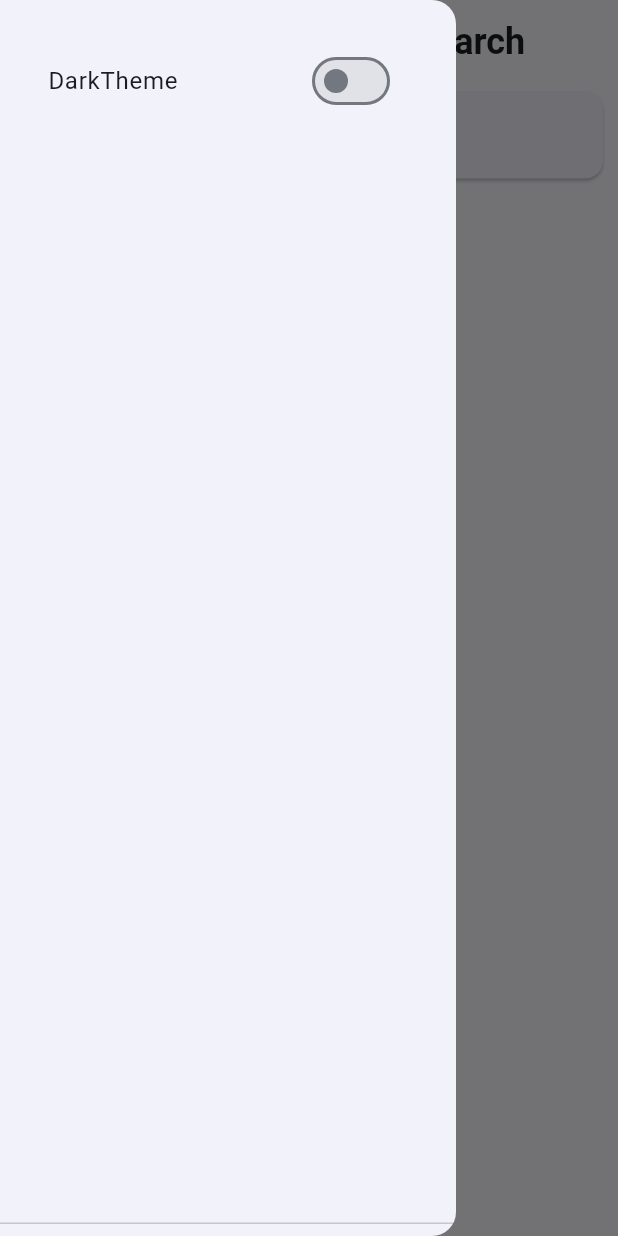
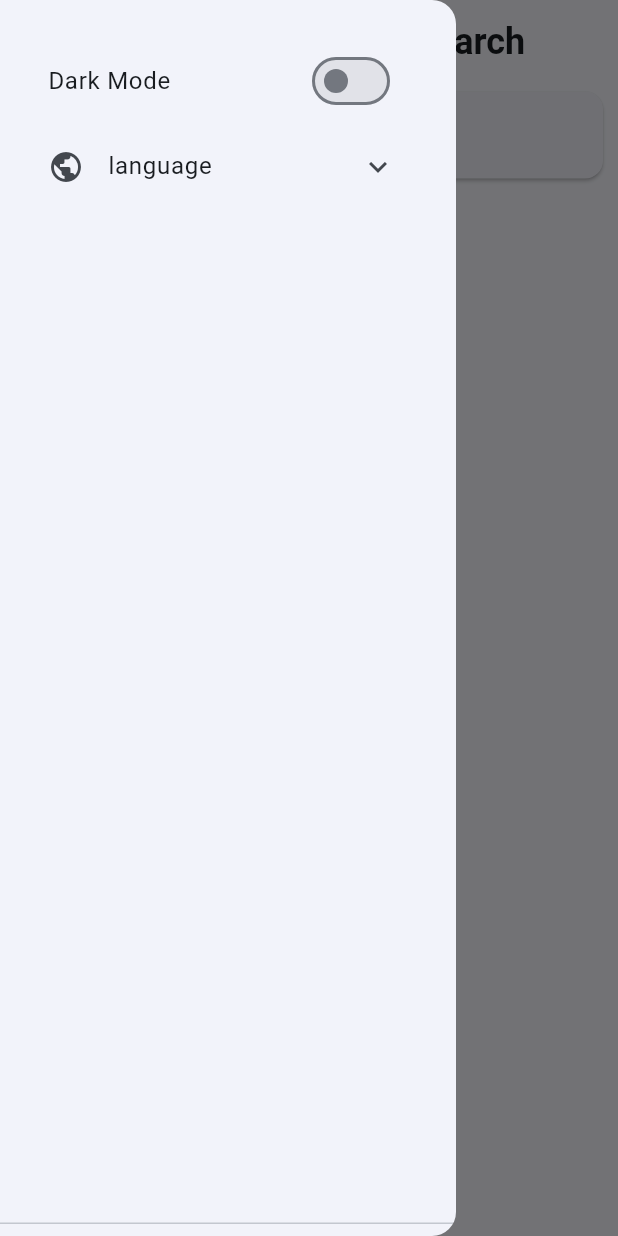
Before and after one commit to H-Miura-fms/github_repo_search_app, a Flutter app: the screen it shows after launch, with the side drawer open, on a phone screen of 412 x 824 dp. Run offline on Flutter 3.47's test engine with Material 3 defaults, Android fonts, the phone set to English and light mode, and no system bars; our stand-ins replace cached_network_image, dio, flutter_hooks, flutter_screenutil, freezed_annotation, hooks_riverpod and 3 more; generated files the repository leaves out were written again.

Commit message:
feat:言語選択をdrawerに追加

```diff
--- a/lib/view/main_page.dart
+++ b/lib/view/main_page.dart
@@ -5,6 +5,9 @@ import 'package:github_repo_search_app/provider/common/theme_state.dart';
 import 'package:github_repo_search_app/view/detail_page.dart';
 import 'package:github_repo_search_app/view/list_page.dart';
 import 'package:hooks_riverpod/hooks_riverpod.dart';
+
+import '../i18n/strings.g.dart';
+import '../provider/common/locale_provider.dart';
 
 class MainPage extends ConsumerWidget {
   const MainPage({super.key});
@@ -14,14 +17,43 @@ class MainPage extends ConsumerWidget {
     final deviceType = ref.read(deviceTypeProvider);
     final themeState = ref.watch(themeStateProvider);
 
+    // 言語選択
+    final currentLocale = ref.watch(localeNotiferProvider);
+    final localeNotifer = ref.read(localeNotiferProvider.notifier);
+
+    // 言語設定リストタイル
+    Widget localeSetting() {
+      return ExpansionTile(
+        childrenPadding: const EdgeInsets.fromLTRB(40, 0, 0, 0),
+        leading: const Icon(Icons.public_rounded),
+        title: Text(t.language.title),
+        children: AppLocale.values.map((AppLocale locale) {
+          return ListTile(
+            title: Row(
+              children: [
+                Text(t.language.label[locale.name]!),
+                const Expanded(child: SizedBox()),
+                Icon((currentLocale == locale) ? Icons.check_rounded : null),
+              ],
+            ),
+            onTap: () {
+              localeNotifer.setLocale(locale);
+            },
+          );
+        }).toList(),
+      );
+    }
+
     // サイドバー
     Widget drawer() {
       return Drawer(
         child: Padding(
           padding: const EdgeInsets.only(top: 10),
           child: DrawerHeader(
-            child: ListTile(
-              title: const Text('DarkTheme'),
+            child: Column(
+              children: [
+                ListTile(
+                  title: Text(t.button_label.dark_mode),
                   trailing: Switch(
                     value: themeState,
                     onChanged: (val) async {
@@ -29,6 +61,9 @@ class MainPage extends ConsumerWidget {
                       ref.read(themeStateProvider.notifier).setThemeState(val);
                     },
                   ),
+                ),
+                localeSetting(),
+              ],
             ),
           ),
         ),
```
Lines whose indentation alone changed are shown as unchanged.
